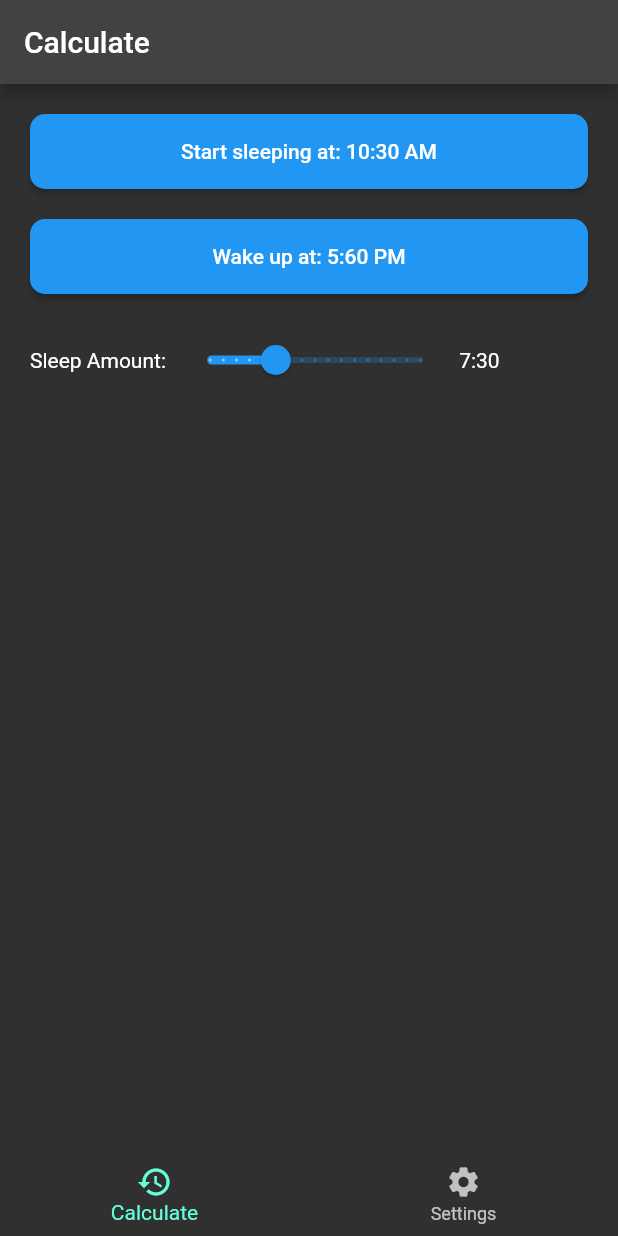
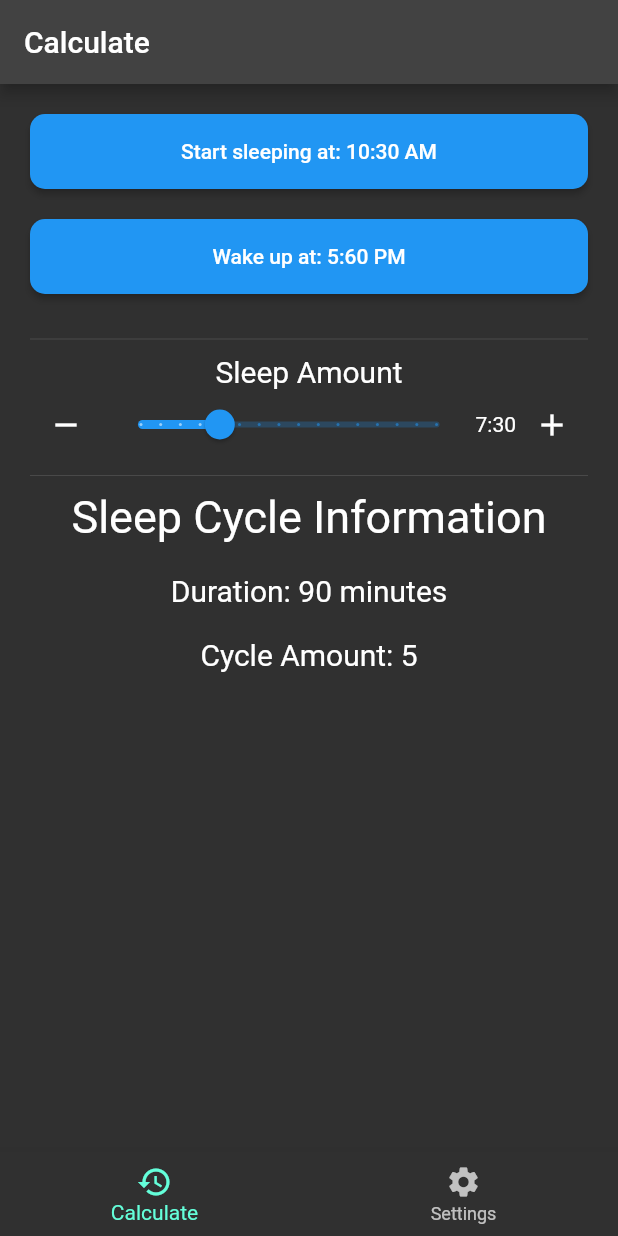
Before and after one commit to ad-oliviero/SleepScheduler, a Flutter app: the screen it shows after launch, on a phone screen of 412 x 824 dp. Run offline on Flutter 3.47's test engine with Material 2 defaults, Android fonts, the phone set to English and light mode, and no system bars.

Commit message:
Updated sleep duration slider selector

```diff
--- a/lib/calculate.dart
+++ b/lib/calculate.dart
@@ -1,4 +1,5 @@
 import 'package:flutter/material.dart';
+import 'package:flutter/services.dart';
 
 class CalculatePage extends StatefulWidget {
   const CalculatePage({
@@ -12,8 +13,14 @@ class CalculatePage extends StatefulWidget {
 class CalculatePageState extends State<CalculatePage> {
   TimeOfDay _startSleepTime = TimeOfDay.now();
   late TimeOfDay _wakeUpTime;
-  Duration _sleepAmount = const Duration(hours: 7, minutes: 30);
-  Duration _cycleDuration = const Duration(minutes: 90);
+  late Duration _sleepAmount;
+  final Duration _cycleDuration = const Duration(minutes: 90);
+  int _cycleAmount = 5;
+
+  final defaults = const {
+    "cycleDuration": Duration(minutes: 90),
+    "cycleAmount": 5,
+  };
 
   TimeOfDay _addTime(TimeOfDay time, Duration duration) {
     int newMinute = time.minute + duration.inMinutes - (duration.inHours * 60);
@@ -28,14 +35,21 @@ class CalculatePageState extends State<CalculatePage> {
     return TimeOfDay(hour: newHour, minute: newMinute);
   }
 
-  TimeOfDay _subtractTime(TimeOfDay time, Duration duration) {
+  TimeOfDay _subTime(TimeOfDay time, Duration duration) {
     return _addTime(
         time, Duration(hours: -duration.inHours, minutes: -duration.inMinutes));
+  }
+
+  double durationToHours(Duration duration) {
+    double hours = duration.inHours.toDouble();
+    double minutes = duration.inMinutes.toDouble() - (hours * 60);
+    return hours + minutes / 60;
   }
 
   @override
   void initState() {
     super.initState();
+    _sleepAmount = Duration(minutes: _cycleDuration.inMinutes * _cycleAmount);
     _wakeUpTime = _addTime(TimeOfDay.now(), _sleepAmount);
   }
 
@@ -82,7 +96,7 @@ class CalculatePageState extends State<CalculatePage> {
               ).then((value) {
                 setState(() {
                   _wakeUpTime = value!;
-                  _startSleepTime = _subtractTime(now, _sleepAmount);
+                  _startSleepTime = _subTime(now, _sleepAmount);
                   _sleepAmount = const Duration(hours: 7);
                 });
               });
@@ -90,29 +104,71 @@ class CalculatePageState extends State<CalculatePage> {
             child: Text("Wake up at: ${_wakeUpTime.format(context)}"),
           ),
           const SizedBox(height: 20),
+          const Divider(height: 20),
+          const Text("Sleep Amount", style: TextStyle(fontSize: 20)),
           Row(
             children: [
-              const Text("Sleep Amount: "),
-              Slider(
-                value: _sleepAmount.inHours.toDouble(),
-                min: 0,
+              IconButton(
+                onPressed: () {
+                  setState(() {
+                    int newAmount =
+                        _sleepAmount.inMinutes - _cycleDuration.inMinutes;
+                    if (newAmount >= durationToHours(_cycleDuration)) {
+                      _sleepAmount = Duration(minutes: newAmount);
+                    }
+                  });
+                },
+                icon: const Icon(Icons.remove),
+              ),
+              Expanded(
+                child: Slider(
+                  value: durationToHours(_sleepAmount),
+                  min: durationToHours(_cycleDuration),
                   max: 24,
-                divisions: 24 ~/ (_cycleDuration.inMinutes / 60),
+                  divisions: (24 - durationToHours(_cycleDuration)) ~/
+                      (_cycleDuration.inMinutes / 60),
                   onChanged: (double value) {
                     setState(() {
                       _sleepAmount = Duration(
                         hours: value.toInt(),
                         minutes: ((value % 1) * 60).toInt(),
                       );
+                      _cycleAmount =
+                          _sleepAmount.inMinutes ~/ _cycleDuration.inMinutes;
                       _wakeUpTime = _addTime(_startSleepTime, _sleepAmount);
                     });
                   },
+                ),
               ),
               Center(
                 child: Text(
                     "${_sleepAmount.inHours}:${(_sleepAmount.inMinutes - (_sleepAmount.inHours * 60)).toString().padLeft(2, '0')}"),
               ),
+              IconButton(
+                onPressed: () {
+                  setState(() {
+                    int newAmount =
+                        _sleepAmount.inMinutes + _cycleDuration.inMinutes;
+                    if (newAmount <= 24 * 60) {
+                      _sleepAmount = Duration(minutes: newAmount);
+                    }
+                  });
+                },
+                icon: const Icon(Icons.add),
+              ),
             ],
+          ),
+          const Divider(height: 20),
+          const Text("Sleep Cycle Information", style: TextStyle(fontSize: 30)),
+          const SizedBox(height: 20),
+          Text(
+            "Duration: ${_cycleDuration.inMinutes} minutes",
+            style: const TextStyle(fontSize: 20),
+          ),
+          const SizedBox(height: 20),
+          Text(
+            "Cycle Amount: $_cycleAmount",
+            style: const TextStyle(fontSize: 20),
           ),
         ],
       ),
```
Lines whose indentation alone changed are shown as unchanged.
